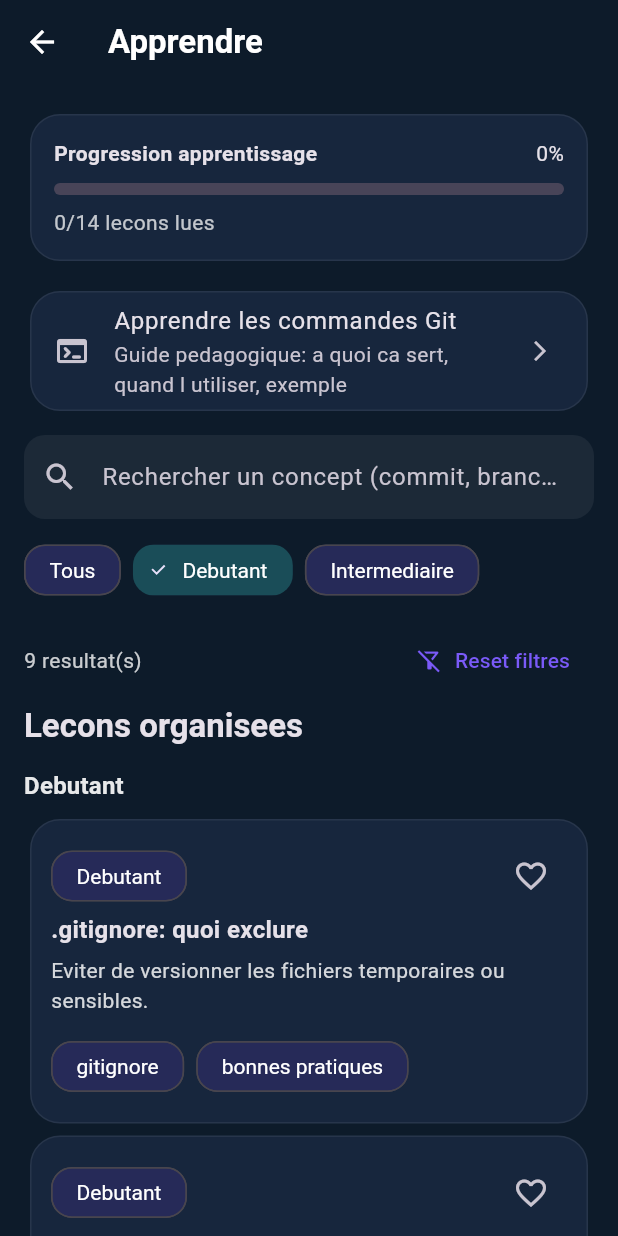
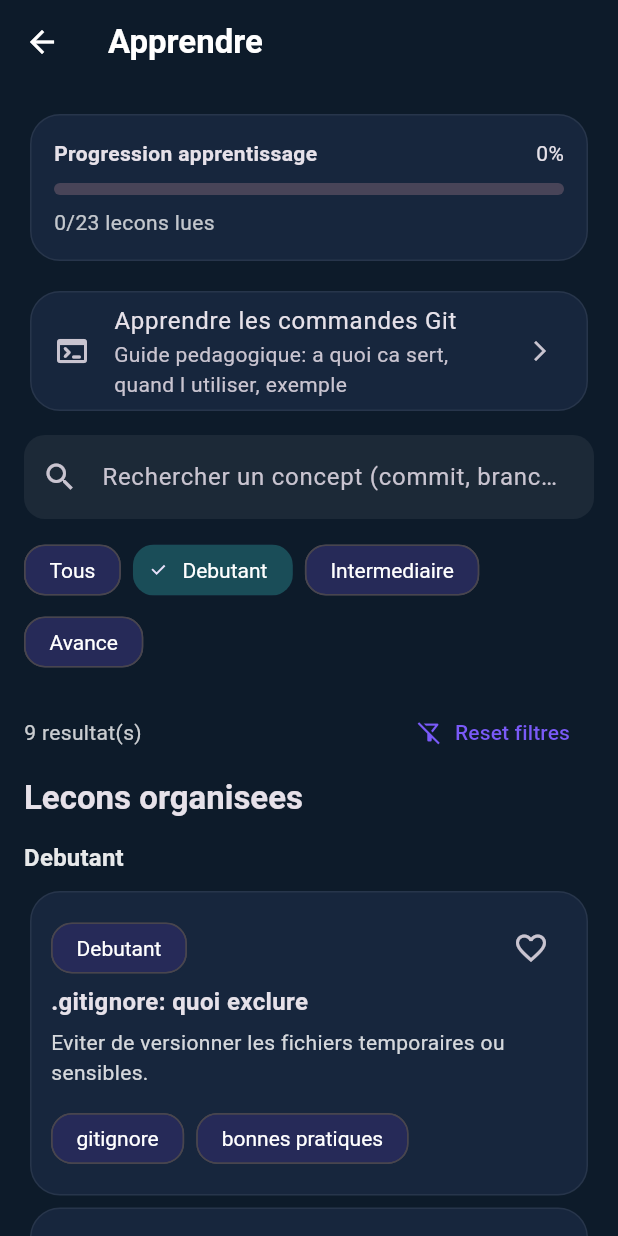
Before and after one commit to stephaneG-frep/git_github_explorer, a Flutter app: the LearnScreen screen opened directly, after a tap on "Debutant", on a phone screen of 412 x 824 dp. Run offline on Flutter 3.47's test engine with Material 3 defaults, Android fonts, the phone set to English and light mode, and no system bars; our stand-ins replace shared_preferences; accounts and stored records are empty.

Commit message:
apprendre en avancée

```diff
--- a/lib/data/app_data.dart
+++ b/lib/data/app_data.dart
@@ -146,6 +146,96 @@
     content:
         'Routine conseillee: pull -> branch -> petits commits -> push -> pull request.\n\n'
         'Ce flux reduit les conflits et rend le code review plus facile.',
+  ),
+  Lesson(
+    id: 'interactive-rebase',
+    title: 'Rebase interactif (squash/reword)',
+    summary: 'Nettoyer ton historique avant de partager.',
+    level: 'Avance',
+    tags: ['rebase', 'historique', 'squash'],
+    content:
+        'Le rebase interactif (git rebase -i) permet de reorganiser tes commits locaux.\n\n'
+        'Tu peux fusionner des commits (squash), modifier les messages (reword) et obtenir un historique plus clair avant une Pull Request.',
+  ),
+  Lesson(
+    id: 'merge-vs-rebase-vs-cherry-pick',
+    title: 'Merge vs Rebase vs Cherry-pick',
+    summary: 'Choisir la bonne strategie selon le contexte.',
+    level: 'Avance',
+    tags: ['merge', 'rebase', 'cherry-pick'],
+    content:
+        'Merge conserve la structure des branches, Rebase linearise l historique, Cherry-pick copie un commit cible.\n\n'
+        'Regle pratique: merge en equipe pour la lisibilite des branches partagees, rebase pour nettoyer une branche locale, cherry-pick pour recuperer un fix precis.',
+  ),
+  Lesson(
+    id: 'resolve-complex-conflicts',
+    title: 'Resoudre des conflits complexes',
+    summary: 'Approche fiable quand plusieurs fichiers sont impactes.',
+    level: 'Avance',
+    tags: ['conflits', 'merge', 'workflow'],
+    content:
+        'Commence par identifier les fichiers critiques, puis resous conflit par conflit avec tests intermediaires.\n\n'
+        'En cas d impasse, utilise git merge --abort ou git rebase --abort pour repartir proprement avec une meilleure strategie.',
+  ),
+  Lesson(
+    id: 'reflog-recovery',
+    title: 'Recuperer un commit perdu avec reflog',
+    summary: 'Retrouver rapidement des etats “disparus”.',
+    level: 'Avance',
+    tags: ['reflog', 'secours', 'recovery'],
+    content:
+        'git reflog enregistre les mouvements de HEAD meme apres un reset ou un rebase.\n\n'
+        'Tu peux revenir a un etat avec git reset --hard <ref_reflog> ou recreer une branche depuis ce point.',
+  ),
+  Lesson(
+    id: 'bisect-debugging',
+    title: 'Trouver la regression avec git bisect',
+    summary: 'Localiser le commit fautif de maniere efficace.',
+    level: 'Avance',
+    tags: ['bisect', 'debug', 'regression'],
+    content:
+        'git bisect applique une recherche binaire entre un commit bon (good) et un commit casse (bad).\n\n'
+        'Tu testes chaque etape proposee par Git jusqu a isoler le commit responsable.',
+  ),
+  Lesson(
+    id: 'safe-history-rewrite',
+    title: 'Reecrire l historique sans casser l equipe',
+    summary: 'Quand utiliser amend/reset/rebase de facon sure.',
+    level: 'Avance',
+    tags: ['amend', 'reset', 'rebase', 'securite'],
+    content:
+        'Les commandes de reecriture sont puissantes mais dangereuses sur branches partagees.\n\n'
+        'Principe simple: reecris seulement ce qui est local/non pousse. Sinon prefere revert pour rester collaboratif.',
+  ),
+  Lesson(
+    id: 'git-hooks-quality',
+    title: 'Automatiser la qualite avec les hooks',
+    summary: 'Lancer tests/lint automatiquement avant commit.',
+    level: 'Avance',
+    tags: ['hooks', 'qualite', 'automation'],
+    content:
+        'Les hooks Git (pre-commit, commit-msg, pre-push) permettent d appliquer des regles automatiques.\n\n'
+        'Exemple: bloquer un commit si les tests echouent ou si le message ne respecte pas un format.',
+  ),
+  Lesson(
+    id: 'release-tagging-strategy',
+    title: 'Strategie de release avec tags',
+    summary: 'Versionner proprement tes livraisons.',
+    level: 'Avance',
+    tags: ['release', 'tag', 'versioning'],
+    content:
+        'Les tags marquent des points stables (v1.0.0, v1.1.0...).\n\n'
+        'Associe-les a des notes de version et a une convention semantique pour rendre les releases previsibles.',
+  ),
+  Lesson(
+    id: 'fork-pr-advanced',
+    title: 'Workflow Fork + Pull Request avance',
+    summary: 'Contribuer proprement a des projets open source.',
+    level: 'Avance',
+    tags: ['fork', 'pull request', 'open source'],
+    content:
+        'Workflow type: fork -> clone -> branch feature -> commits propres -> push -> PR detaillee.\n\n'
+        'Maintiens ton fork a jour avec le repo upstream pour eviter les gros conflits lors des contributions.',
   ),
 ];
 
--- a/lib/screens/learn_screen.dart
+++ b/lib/screens/learn_screen.dart
@@ -19,6 +19,7 @@
 
 class _LearnScreenState extends State<LearnScreen> {
   final TextEditingController _searchController = TextEditingController();
+  static const List<String> _orderedLevels = ['Debutant', 'Intermediaire', 'Avance'];
   String _query = '';
   String _levelFilter = 'Tous';
 
@@ -33,10 +34,7 @@
     final appState = AppStateScope.of(context);
     final orderedLessons = _sortLessons(lessons);
     final filteredLessons = _filterLessons(orderedLessons, _query, _levelFilter);
-    final beginnerLessons =
-        filteredLessons.where((lesson) => lesson.level == 'Debutant').toList();
-    final intermediateLessons =
-        filteredLessons.where((lesson) => lesson.level == 'Intermediaire').toList();
+    final groupedLessons = _groupByLevel(filteredLessons);
 
     return Scaffold(
       appBar: AppBar(title: const Text('Apprendre')),
@@ -81,7 +79,7 @@
               const SizedBox(height: 10),
               Wrap(
                 spacing: 8,
-                children: ['Tous', 'Debutant', 'Intermediaire'].map((level) {
+                children: ['Tous', ..._orderedLevels].map((level) {
                   return ChoiceChip(
                     label: Text(level),
                     selected: _levelFilter == level,
@@ -122,18 +120,13 @@
                   ),
                 )
               else
-                ..._buildLessonGroup(
-                  context: context,
-                  appState: appState,
-                  title: 'Debutant',
-                  items: beginnerLessons,
-                ),
-              if (filteredLessons.isNotEmpty)
-                ..._buildLessonGroup(
-                  context: context,
-                  appState: appState,
-                  title: 'Intermediaire',
-                  items: intermediateLessons,
+                ..._orderedLevels.expand(
+                  (level) => _buildLessonGroup(
+                    context: context,
+                    appState: appState,
+                    title: level,
+                    items: groupedLessons[level] ?? const [],
+                  ),
                 ),
             ],
           );
@@ -155,14 +148,11 @@
   }
 
   int _levelRank(String level) {
-    switch (level) {
-      case 'Debutant':
-        return 0;
-      case 'Intermediaire':
-        return 1;
-      default:
-        return 2;
+    final index = _orderedLevels.indexOf(level);
+    if (index >= 0) {
+      return index;
     }
+    return _orderedLevels.length;
   }
 
   List<Lesson> _filterLessons(List<Lesson> source, String query, String levelFilter) {
@@ -181,6 +171,19 @@
       final inTags = lesson.tags.any((tag) => tag.toLowerCase().contains(q));
       return inTitle || inSummary || inTags;
     }).toList();
+  }
+
+  Map<String, List<Lesson>> _groupByLevel(List<Lesson> items) {
+    final map = <String, List<Lesson>>{};
+    for (final level in _orderedLevels) {
+      map[level] = <Lesson>[];
+    }
+
+    for (final lesson in items) {
+      map.putIfAbsent(lesson.level, () => <Lesson>[]).add(lesson);
+    }
+
+    return map;
   }
 
   List<Widget> _buildLessonGroup({
```
